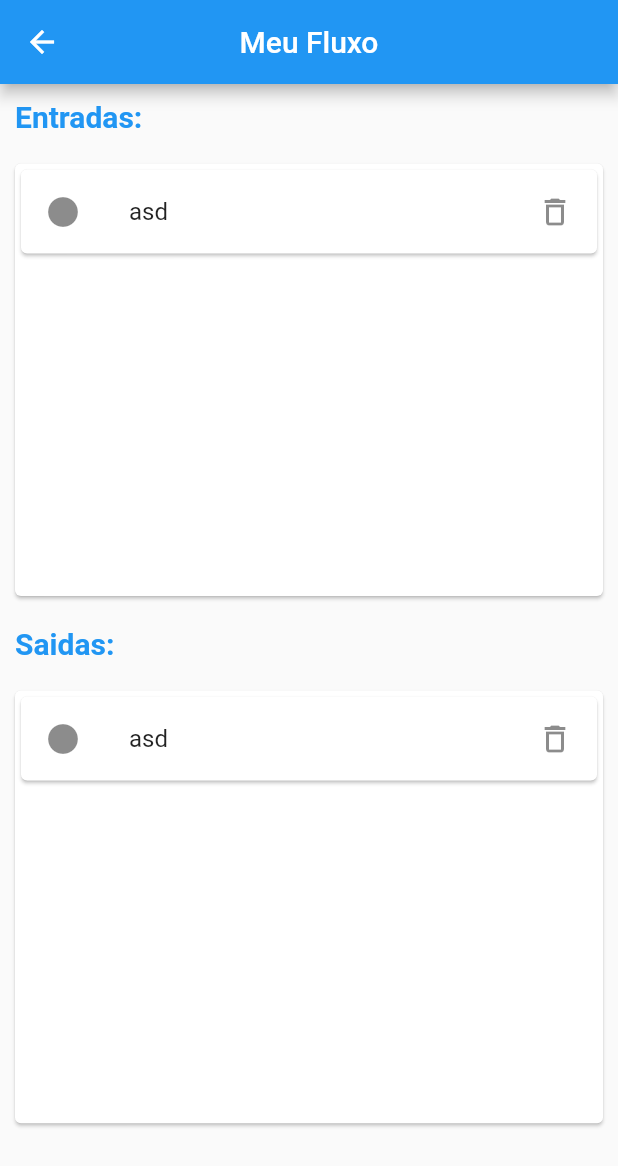
After one commit to GabrielCiriaco/Cash-Builder, a Flutter app: the TiposMov screen opened by its route, on a phone screen of 412 x 824 dp. The commit adds this screen. Shown: the top 1166 px of the screen. Run offline on Flutter 3.47's test engine with Material 2 defaults, Android fonts, the phone set to English and light mode, and no system bars; our stand-ins replace shared_preferences, syncfusion_flutter_charts; accounts and stored records are empty.

Commit message:
shared preferences and now screen

```diff
--- a/lib/main.dart
+++ b/lib/main.dart
@@ -1,7 +1,9 @@
 // ignore_for_file: prefer_const_constructors
 import 'package:casher/screens/botoes.dart';
 import 'package:casher/screens/drawer.dart';
+import 'package:casher/screens/extrato.dart';
 import 'package:casher/screens/grafico.dart';
+import 'package:casher/screens/tiposmov.dart';
 import 'package:flutter/material.dart';
 import 'package:casher/screens/financeiro.dart';
 
@@ -15,6 +17,7 @@ class MyHomePage extends StatefulWidget {
 }
 
 class _MyHomePageState extends State<MyHomePage> {
+
   @override
   Widget build(BuildContext context) {
     return MaterialApp(
@@ -45,6 +48,10 @@ class _MyHomePageState extends State<MyHomePage> {
         //   child: const Icon(Icons.add),
         // ),
       ),
+      routes: {
+        '/extrato':(_) => Extrato(),
+        '/meu-fluxo':(_) => TiposMov(),
+      },
     );
   }
 }
--- a/lib/screens/drawer.dart
+++ b/lib/screens/drawer.dart
@@ -17,8 +17,9 @@ class Menu extends StatelessWidget{
           child: null,
           ),
           ListTile(
-          leading: Icon(Icons.message),
-          title: Text('Messages'),
+            onTap:()=> Navigator.of(context).pushNamed('/meu-fluxo'),
+          leading: Icon(Icons.currency_exchange),
+          title: Text('Meu fluxo'),
           ),
           ListTile(
           leading: Icon(Icons.account_circle),
--- /dev/null
+++ b/lib/screens/tiposmov.dart
@@ -0,0 +1,73 @@
+import 'package:flutter/material.dart';
+import 'package:flutter/src/widgets/container.dart';
+import 'package:flutter/src/widgets/framework.dart';
+
+class TiposMov extends StatelessWidget {
+  const TiposMov({super.key});
+
+  @override
+  Widget build(BuildContext context) {
+    return Scaffold(
+      appBar: AppBar(
+        title: Text('Meu Fluxo'),
+        centerTitle: true,
+      ),
+
+      body: SingleChildScrollView(
+        child: Column(
+          crossAxisAlignment: CrossAxisAlignment.start,
+          // ignore: prefer_const_literals_to_create_immutables
+          children: [
+            Padding(
+              padding: const EdgeInsets.all(10.0),
+              child: const Text(style: TextStyle(
+                    fontSize: 20,
+                    color: Colors.blue,
+                    fontWeight: FontWeight.bold),'Entradas:'),
+            ),
+            Card(
+              margin: EdgeInsets.all(10),
+              child: Container(
+                height: MediaQuery.of(context).size.height*0.35,
+                child: ListView(
+                  children: [
+                    Card(
+                      child: ListTile(
+                        leading:Icon(Icons.circle_sharp),
+                        title: Text('asd'),
+                        trailing: Icon(Icons.delete_outline),
+                      ),
+                    )
+                  ],
+                ),
+              ),
+            ),
+            Padding(
+              padding: const EdgeInsets.all(10.0),
+              child: const Text(style: TextStyle(
+                    fontSize: 20,
+                    color: Colors.blue,
+                    fontWeight: FontWeight.bold),'Saidas:'),
+            ),
+            Card(
+              margin: EdgeInsets.all(10),
+              child: Container(
+                height: MediaQuery.of(context).size.height*0.35,
+                child: ListView(
+                  children: [
+                    Card(
+                      child: ListTile(
+                        leading:Icon(Icons.circle_sharp),
+                        title: Text('asd'),
+                        trailing: Icon(Icons.delete_outline),
+                      ),
+                    )
+                  ],
+                ),
+              ),
+            ),
+          ]),
+      ),
+    );
+  }
+}
--- a/pubspec.yaml
+++ b/pubspec.yaml
@@ -32,6 +32,7 @@ dependencies:
   flutter:
     sdk: flutter
   syncfusion_flutter_charts: ^19.1.54
+  shared_preferences: ^2.0.20
 
   # The following adds the Cupertino Icons font to your application.
   # Use with the CupertinoIcons class for iOS style icons.
```
Also changed, not shown: lib/screens/extrato.dart (added, +46 -0 lines), lib/screens/financeiro.dart (+20 -3 lines), lib/screens/models/movimentacao.dart (added, +37 -0 lines), pubspec.lock, 1 other file.
